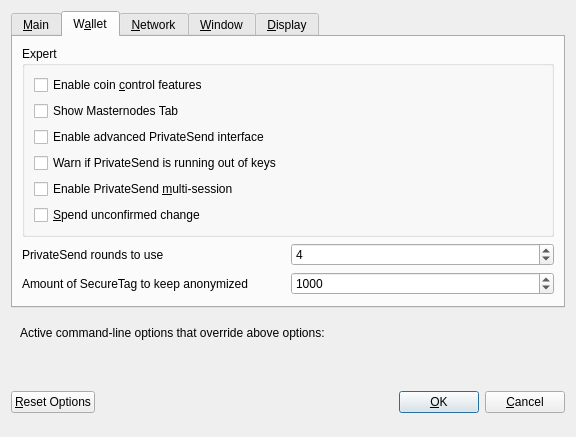
First picture: the form in src/qt/forms/optionsdialog.ui, repository securetag/securetag, before the edit.
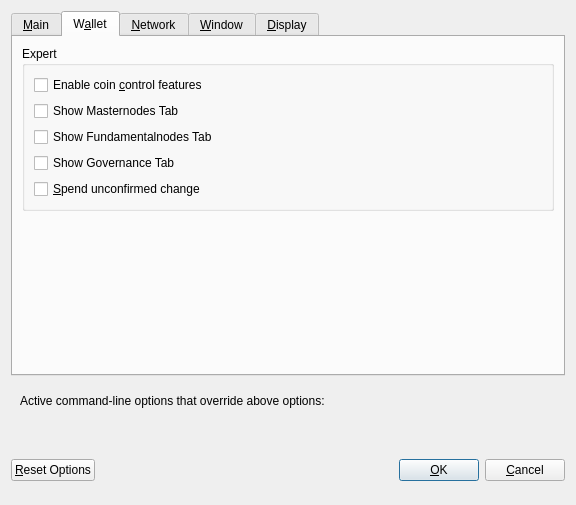
Second picture: the form after the edit. The open tabs and pages were chosen to show the change. Custom widgets are drawn as their Qt base class.

```diff
--- a/src/qt/forms/optionsdialog.ui
+++ b/src/qt/forms/optionsdialog.ui
@@ -7,7 +7,7 @@
     <x>0</x>
     <y>0</y>
     <width>576</width>
-    <height>402</height>
+    <height>505</height>
    </rect>
   </property>
   <property name="windowTitle">
@@ -169,7 +169,7 @@
              <string>Show additional information and buttons for PrivateSend on overview screen.</string>
             </property>
             <property name="text">
-             <string>Enable advanced PrivateSend interface</string>
+             <string>Show Fundamentalnodes Tab</string>
             </property>
            </widget>
           </item>
@@ -179,17 +179,7 @@
              <string>Show warning dialog when PrivateSend detects that wallet has very low number of keys left.</string>
             </property>
             <property name="text">
-             <string>Warn if PrivateSend is running out of keys</string>
-            </property>
-           </widget>
-          </item>
-          <item>
-           <widget class="QCheckBox" name="privateSendMultiSession">
-            <property name="toolTip">
-             <string>Whether to use experimental PrivateSend mode with multiple mixing sessions per block.&lt;br/&gt;Note: You must use this feature carefully.&lt;br/&gt;Make sure you always have recent wallet (auto)backup in a safe place!</string>
-            </property>
-            <property name="text">
-             <string>Enable PrivateSend &amp;multi-session</string>
+             <string>Show Governance Tab</string>
             </property>
            </widget>
           </item>
@@ -207,76 +197,7 @@
         </widget>
        </item>
        <item>
-        <layout class="QHBoxLayout" name="horizontalLayout_4_Wallet">
-         <item>
-          <widget class="QLabel" name="label">
-           <property name="toolTip">
-            <string>This setting determines the amount of individual masternodes that an input will be anonymized through.&lt;br/&gt;More rounds of anonymization gives a higher degree of privacy, but also costs more in fees.</string>
-           </property>
-           <property name="text">
-            <string>PrivateSend rounds to use</string>
-           </property>
-          </widget>
-         </item>
-         <item>
-          <widget class="QSpinBox" name="privateSendRounds">
-           <property name="minimum">
-            <number>2</number>
-           </property>
-           <property name="maximum">
-            <number>8</number>
-           </property>
-           <property name="value">
-            <number>4</number>
-           </property>
-          </widget>
-         </item>
-        </layout>
-       </item>
-       <item>
-        <layout class="QHBoxLayout" name="horizontalLayout">
-         <item>
-          <widget class="QLabel" name="label_2">
-           <property name="toolTip">
-            <string>This amount acts as a threshold to turn off PrivateSend once it's reached.</string>
-           </property>
-           <property name="statusTip">
-            <string notr="true"/>
-           </property>
-           <property name="whatsThis">
-            <string notr="true"/>
-           </property>
-           <property name="accessibleName">
-            <string notr="true"/>
-           </property>
-           <property name="accessibleDescription">
-            <string notr="true"/>
-           </property>
-           <property name="text">
-            <string>Amount of SecureTag to keep anonymized</string>
-           </property>
-          </widget>
-         </item>
-         <item>
-          <widget class="QSpinBox" name="privateSendAmount">
-           <property name="minimum">
-            <number>2</number>
-           </property>
-           <property name="maximum">
-            <number>2000</number>
-           </property>
-           <property name="singleStep">
-            <number>10</number>
-           </property>
-           <property name="value">
-            <number>1000</number>
-           </property>
-          </widget>
-         </item>
-        </layout>
-       </item>
-       <item>
-        <spacer name="verticalSpacer_Wallet">
+        <spacer name="verticalSpacer_2">
          <property name="orientation">
           <enum>Qt::Vertical</enum>
          </property>
```
Left out of the diff: 28 changed lines with no effect on the pictures.
